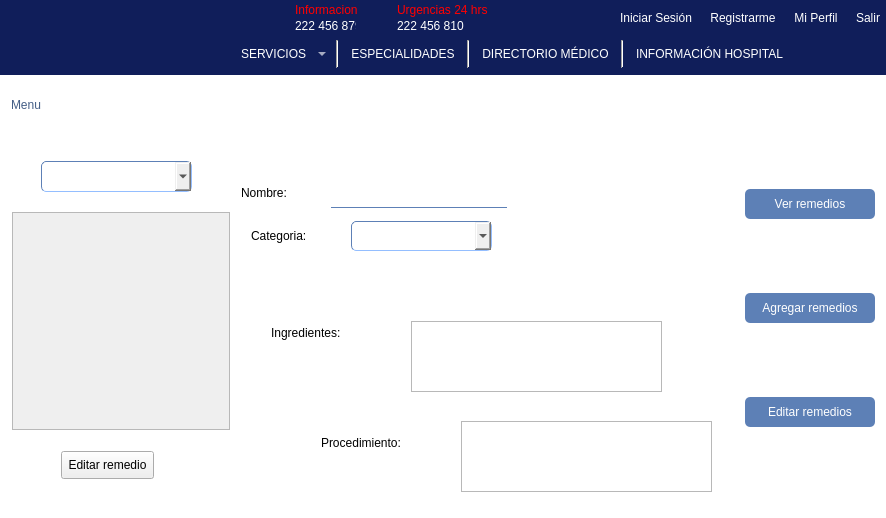
Qt form mainwindow.ui (Laloses/Hospital) before a commit.
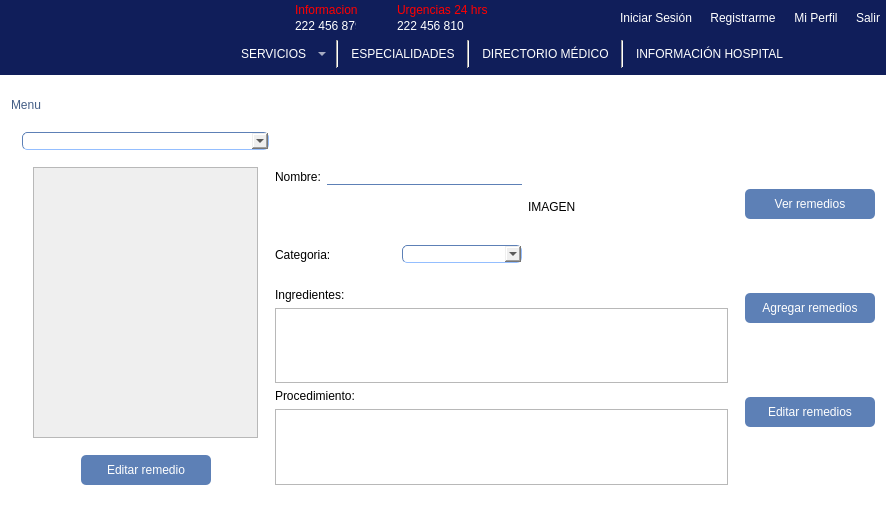
The same form after that commit. The open tabs and pages were chosen to show the change. Icons and pictures are not drawn.

Diff of the .ui file:
```diff
--- a/mainwindow.ui
+++ b/mainwindow.ui
@@ -7901,168 +7901,162 @@
                </widget>
               </widget>
               <widget class="QWidget" name="page_10">
-               <widget class="QComboBox" name="comboBox_categoriaEdit">
-                <property name="geometry">
-                 <rect>
-                  <x>30</x>
-                  <y>40</y>
-                  <width>151</width>
-                  <height>31</height>
-                 </rect>
-                </property>
-               </widget>
-               <widget class="QLabel" name="label_editNombre">
-                <property name="geometry">
-                 <rect>
-                  <x>230</x>
-                  <y>60</y>
-                  <width>77</width>
-                  <height>24</height>
-                 </rect>
-                </property>
-                <property name="text">
-                 <string>Nombre:</string>
-                </property>
-               </widget>
-               <widget class="QLabel" name="label_editCategoria">
-                <property name="geometry">
-                 <rect>
-                  <x>240</x>
-                  <y>100</y>
-                  <width>93</width>
-                  <height>30</height>
-                 </rect>
-                </property>
-                <property name="text">
-                 <string>Categoria:</string>
-                </property>
-               </widget>
-               <widget class="QComboBox" name="comboBox_catEditar">
-                <property name="geometry">
-                 <rect>
-                  <x>340</x>
-                  <y>100</y>
-                  <width>141</width>
-                  <height>30</height>
-                 </rect>
-                </property>
-               </widget>
-               <widget class="QLineEdit" name="lineEdit_nombreEdit">
-                <property name="geometry">
-                 <rect>
-                  <x>320</x>
-                  <y>60</y>
-                  <width>176</width>
-                  <height>27</height>
-                 </rect>
-                </property>
-               </widget>
-               <widget class="QPlainTextEdit" name="plainTextEdit_editProcedi">
-                <property name="geometry">
-                 <rect>
-                  <x>450</x>
-                  <y>300</y>
-                  <width>251</width>
-                  <height>71</height>
-                 </rect>
-                </property>
-               </widget>
-               <widget class="QPlainTextEdit" name="plainTextEdit_editIngredi">
-                <property name="geometry">
-                 <rect>
-                  <x>400</x>
-                  <y>200</y>
-                  <width>251</width>
-                  <height>71</height>
-                 </rect>
-                </property>
-               </widget>
-               <widget class="QLabel" name="label_imagenEditar">
-                <property name="geometry">
-                 <rect>
-                  <x>520</x>
-                  <y>20</y>
-                  <width>160</width>
-                  <height>130</height>
-                 </rect>
-                </property>
-                <property name="text">
-                 <string/>
-                </property>
-               </widget>
-               <widget class="QLabel" name="label_editIngredi">
-                <property name="geometry">
-                 <rect>
-                  <x>260</x>
-                  <y>200</y>
-                  <width>119</width>
-                  <height>24</height>
-                 </rect>
-                </property>
-                <property name="text">
-                 <string>Ingredientes:</string>
-                </property>
-               </widget>
-               <widget class="QLabel" name="label_editprocedi">
-                <property name="geometry">
-                 <rect>
-                  <x>310</x>
-                  <y>310</y>
-                  <width>134</width>
-                  <height>24</height>
-                 </rect>
-                </property>
-                <property name="text">
-                 <string>Procedimiento:</string>
-                </property>
-               </widget>
-               <widget class="QPushButton" name="pushButton_editarRemedio">
-                <property name="geometry">
-                 <rect>
-                  <x>50</x>
-                  <y>330</y>
-                  <width>93</width>
-                  <height>28</height>
-                 </rect>
-                </property>
-                <property name="text">
-                 <string>Editar remedio</string>
-                </property>
-               </widget>
-               <widget class="QWidget" name="widget_5" native="true">
-                <property name="geometry">
-                 <rect>
-                  <x>-10</x>
-                  <y>80</y>
-                  <width>240</width>
-                  <height>240</height>
-                 </rect>
-                </property>
-                <layout class="QGridLayout" name="gridLayout_24">
-                 <item row="0" column="0">
-                  <widget class="QScrollArea" name="scrollArea_5">
-                   <property name="widgetResizable">
-                    <bool>true</bool>
-                   </property>
-                   <widget class="QWidget" name="scrollAreaWidgetContents_5">
-                    <property name="geometry">
-                     <rect>
-                      <x>0</x>
-                      <y>0</y>
-                      <width>98</width>
-                      <height>28</height>
-                     </rect>
-                    </property>
-                    <layout class="QGridLayout" name="gridLayout_25">
+               <layout class="QGridLayout" name="gridLayout_44">
+                <item row="0" column="0" rowspan="4">
+                 <layout class="QVBoxLayout" name="verticalLayout_40">
+                  <item>
+                   <widget class="QComboBox" name="comboBox_categoriaEdit"/>
+                  </item>
+                  <item>
+                   <widget class="QWidget" name="widget_5" native="true">
+                    <layout class="QGridLayout" name="gridLayout_24">
                      <item row="0" column="0">
-                      <layout class="QGridLayout" name="listatips_2"/>
+                      <widget class="QScrollArea" name="scrollArea_5">
+                       <property name="widgetResizable">
+                        <bool>true</bool>
+                       </property>
+                       <widget class="QWidget" name="scrollAreaWidgetContents_5">
+                        <property name="geometry">
+                         <rect>
+                          <x>0</x>
+                          <y>0</y>
+                          <width>228</width>
+                          <height>260</height>
+                         </rect>
+                        </property>
+                        <layout class="QGridLayout" name="gridLayout_25">
+                         <item row="0" column="0">
+                          <layout class="QGridLayout" name="listatips_2"/>
+                         </item>
+                        </layout>
+                       </widget>
+                      </widget>
                      </item>
                     </layout>
                    </widget>
-                  </widget>
-                 </item>
-                </layout>
-               </widget>
+                  </item>
+                 </layout>
+                </item>
+                <item row="0" column="1">
+                 <layout class="QHBoxLayout" name="horizontalLayout_27">
+                  <item>
+                   <widget class="QLabel" name="label_editNombre">
+                    <property name="text">
+                     <string>Nombre:</string>
+                    </property>
+                   </widget>
+                  </item>
+                  <item>
+                   <widget class="QLineEdit" name="lineEdit_nombreEdit"/>
+                  </item>
+                 </layout>
+                </item>
+                <item row="0" column="2" rowspan="2">
+                 <widget class="QLabel" name="label_imagenEditar">
+                  <property name="minimumSize">
+                   <size>
+                    <width>200</width>
+                    <height>150</height>
+                   </size>
+                  </property>
+                  <property name="text">
+                   <string>IMAGEN</string>
+                  </property>
+                 </widget>
+                </item>
+                <item row="1" column="1">
+                 <layout class="QHBoxLayout" name="horizontalLayout_60">
+                  <item>
+                   <widget class="QLabel" name="label_editCategoria">
+                    <property name="text">
+                     <string>Categoria:</string>
+                    </property>
+                   </widget>
+                  </item>
+                  <item>
+                   <widget class="QComboBox" name="comboBox_catEditar"/>
+                  </item>
+                 </layout>
+                </item>
+                <item row="2" column="1" colspan="2">
+                 <layout class="QVBoxLayout" name="verticalLayout_41">
+                  <item>
+                   <widget class="QLabel" name="label_editIngredi">
+                    <property name="text">
+                     <string>Ingredientes:</string>
+                    </property>
+                   </widget>
+                  </item>
+                  <item>
+                   <widget class="QPlainTextEdit" name="plainTextEdit_editIngredi"/>
+                  </item>
+                 </layout>
+                </item>
+                <item row="3" column="1" rowspan="2" colspan="2">
+                 <layout class="QVBoxLayout" name="verticalLayout_42">
+                  <item>
+                   <widget class="QLabel" name="label_editprocedi">
+                    <property name="text">
+                     <string>Procedimiento:</string>
+                    </property>
+                   </widget>
+                  </item>
+                  <item>
+                   <widget class="QPlainTextEdit" name="plainTextEdit_editProcedi"/>
+                  </item>
+                 </layout>
+                </item>
+                <item row="4" column="0">
+                 <layout class="QHBoxLayout" name="horizontalLayout_79">
+                  <item>
+                   <spacer name="horizontalSpacer_88">
+                    <property name="orientation">
+                     <enum>Qt::Horizontal</enum>
+                    </property>
+                    <property name="sizeHint" stdset="0">
+                     <size>
+                      <width>40</width>
+                      <height>20</height>
+                     </size>
+                    </property>
+                   </spacer>
+                  </item>
+                  <item>
+                   <widget class="QPushButton" name="pushButton_editarRemedio">
+                    <property name="minimumSize">
+                     <size>
+                      <width>130</width>
+                      <height>30</height>
+                     </size>
+                    </property>
+                    <property name="styleSheet">
+                     <string notr="true">border:solid 1px #5d80b6;
+border-radius:5px;
+background-color: #5d80b6;
+color: white;
+font: 11pt &quot;MS Shell Dlg 2&quot;;</string>
+                    </property>
+                    <property name="text">
+                     <string>Editar remedio</string>
+                    </property>
+                   </widget>
+                  </item>
+                  <item>
+                   <spacer name="horizontalSpacer_87">
+                    <property name="orientation">
+                     <enum>Qt::Horizontal</enum>
+                    </property>
+                    <property name="sizeHint" stdset="0">
+                     <size>
+                      <width>40</width>
+                      <height>20</height>
+                     </size>
+                    </property>
+                   </spacer>
+                  </item>
+                 </layout>
+                </item>
+               </layout>
               </widget>
              </widget>
             </item>
```
Left out of the diff: 551 changed lines with no effect on the pictures.
